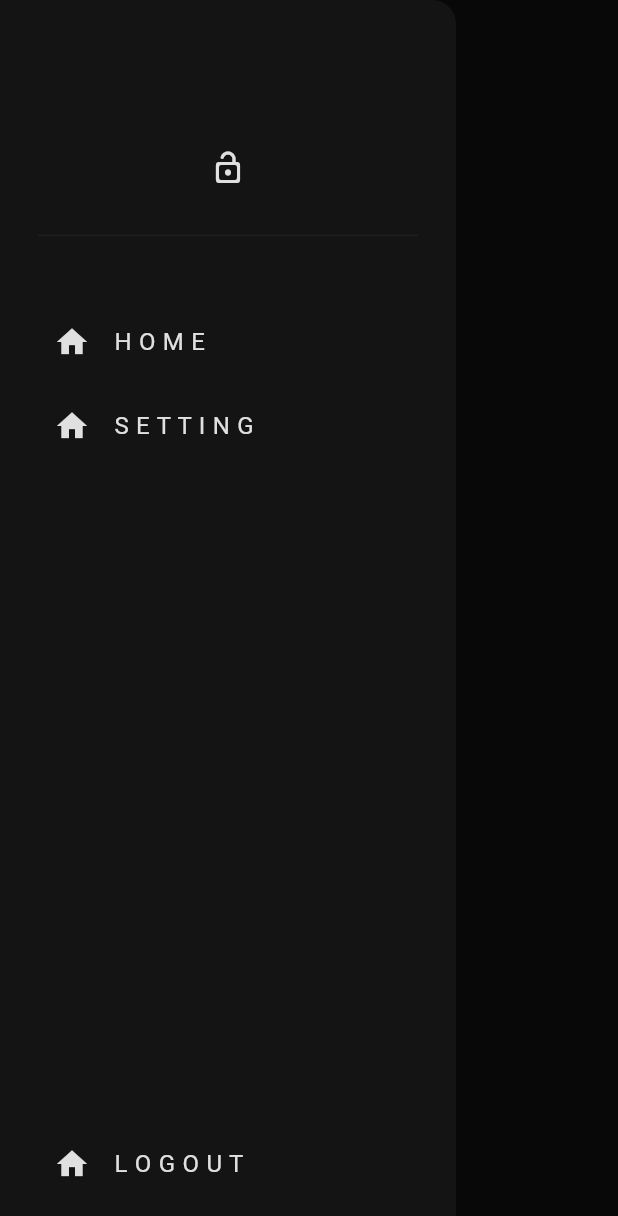
After one commit to hello-favour/food_app, a Flutter app: the HomePage screen opened directly, with the side drawer open, on a phone screen of 412 x 824 dp. The commit adds this screen. Shown: the top 1216 px of the screen. Run offline on Flutter 3.47's test engine with Material 3 defaults, Android fonts, the phone set to English and light mode, and no system bars.

Commit message:
create drawer with screens

```diff
--- /dev/null
+++ b/lib/components/app_drawer.dart
@@ -0,0 +1,64 @@
+import 'package:flutter/material.dart';
+import 'package:food_app/components/app_drawer_tile.dart';
+import 'package:food_app/pages/setting_page.dart';
+
+class AppDrawer extends StatefulWidget {
+  const AppDrawer({super.key});
+
+  @override
+  State<AppDrawer> createState() => _AppDrawerState();
+}
+
+class _AppDrawerState extends State<AppDrawer> {
+  @override
+  Widget build(BuildContext context) {
+    return Drawer(
+      backgroundColor: Theme.of(context).colorScheme.background,
+      child: Column(
+        children: [
+          Padding(
+            padding: const EdgeInsets.only(top: 100),
+            child: Icon(
+              Icons.lock_open_rounded,
+              color: Theme.of(context).colorScheme.inversePrimary,
+            ),
+          ),
+          Padding(
+            padding: const EdgeInsets.all(25),
+            child: Divider(
+              color: Theme.of(context).colorScheme.secondary,
+            ),
+          ),
+          const SizedBox(height: 10),
+          AppDrawerTile(
+            text: "H O M E",
+            icon: Icons.home,
+            onTap: () {
+              Navigator.pop(context);
+            },
+          ),
+          AppDrawerTile(
+            text: "S E T T I N G",
+            icon: Icons.home,
+            onTap: () {
+              Navigator.pop(context);
+              Navigator.push(
+                context,
+                MaterialPageRoute(
+                  builder: (context) => const SettingPage(),
+                ),
+              );
+            },
+          ),
+          const Spacer(),
+          AppDrawerTile(
+            text: "L O G O U T",
+            icon: Icons.home,
+            onTap: () {},
+          ),
+          const SizedBox(height: 20),
+        ],
+      ),
+    );
+  }
+}
--- /dev/null
+++ b/lib/components/app_drawer_tile.dart
@@ -0,0 +1,33 @@
+import 'package:flutter/material.dart';
+
+class AppDrawerTile extends StatelessWidget {
+  final String text;
+  final IconData icon;
+  final void Function() onTap;
+  const AppDrawerTile({
+    super.key,
+    required this.text,
+    required this.icon,
+    required this.onTap,
+  });
+
+  @override
+  Widget build(BuildContext context) {
+    return Padding(
+      padding: const EdgeInsets.only(left: 20),
+      child: ListTile(
+        onTap: onTap,
+        title: Text(
+          text,
+          style: TextStyle(
+            color: Theme.of(context).colorScheme.inversePrimary,
+          ),
+        ),
+        leading: Icon(
+          icon,
+          color: Theme.of(context).colorScheme.inversePrimary,
+        ),
+      ),
+    );
+  }
+}
--- /dev/null
+++ b/lib/pages/home_page.dart
@@ -0,0 +1,21 @@
+import 'package:flutter/material.dart';
+import 'package:food_app/components/app_drawer.dart';
+
+class HomePage extends StatefulWidget {
+  const HomePage({super.key});
+
+  @override
+  State<HomePage> createState() => _HomePageState();
+}
+
+class _HomePageState extends State<HomePage> {
+  @override
+  Widget build(BuildContext context) {
+    return Scaffold(
+      drawer: const AppDrawer(),
+      appBar: AppBar(
+        title: const Text("Home"),
+      ),
+    );
+  }
+}
--- a/lib/pages/login_page.dart
+++ b/lib/pages/login_page.dart
@@ -1,6 +1,7 @@
 import 'package:flutter/material.dart';
 import 'package:food_app/components/app_button.dart';
 import 'package:food_app/components/app_textfield.dart';
+import 'package:food_app/pages/home_page.dart';
 
 class LoginPage extends StatefulWidget {
   final void Function()? onTap;
@@ -16,6 +17,19 @@ class LoginPage extends StatefulWidget {
 class _LoginPageState extends State<LoginPage> {
   TextEditingController emailController = TextEditingController();
   TextEditingController passwordController = TextEditingController();
+
+  void login() {
+    //fill out authentication here
+
+    //navigate to home
+    Navigator.push(
+      context,
+      MaterialPageRoute(
+        builder: (context) => const HomePage(),
+      ),
+    );
+  }
+
   @override
   Widget build(BuildContext context) {
     return Scaffold(
--- /dev/null
+++ b/lib/pages/setting_page.dart
@@ -0,0 +1,15 @@
+import 'package:flutter/material.dart';
+
+class SettingPage extends StatefulWidget {
+  const SettingPage({super.key});
+
+  @override
+  State<SettingPage> createState() => _SettingPageState();
+}
+
+class _SettingPageState extends State<SettingPage> {
+  @override
+  Widget build(BuildContext context) {
+    return const Placeholder();
+  }
+}
```
